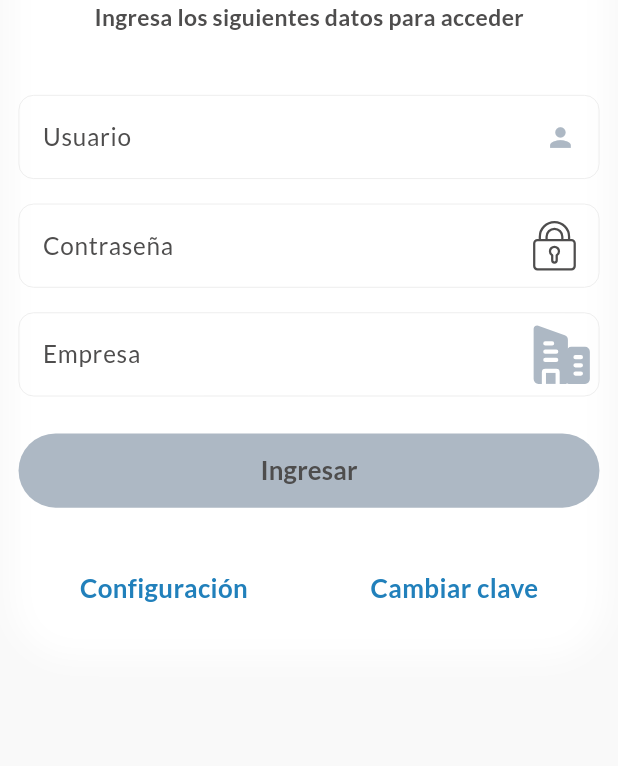
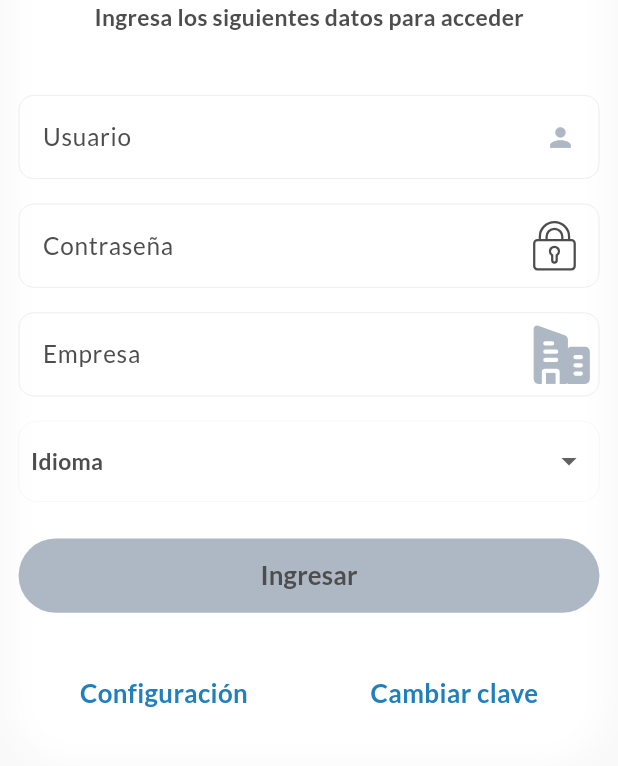
Before and after one commit to juan102010/indubatch-flutter, a Flutter app: the screen it shows after launch, on a phone screen of 412 x 824 dp, the part 317-1083 px from its top. Run offline on Flutter 3.47's test engine with Material 3 defaults, Android fonts, the light colour scheme and no system bars; our stand-ins replace connectivity_plus, dartz, equatable, flutter_bloc, flutter_secure_storage, flutter_svg and 8 more; generated files the repository leaves out were written again.

Commit message:
Implementation of new text input 'language'.

```diff
--- a/lib/core/routes/resource_icons.dart
+++ b/lib/core/routes/resource_icons.dart
@@ -12,6 +12,7 @@ const String eyeVisibleSVG = "assets/icons/icono_visibilidad_activo.svg";
 const String padlockSVG = "assets/icons/candado.svg";
 const String padlockOpenSVG = "assets/icons/candado-abierto.svg";
 const String companySVG = "assets/icons/edificio-de-oficinas.svg";
+const String languageSVG = "assets/icons/idioma.svg";
 const String warningModalSVG = "assets/icons/warning_modal.svg";
 const String qrcode = "assets/icons/qrcode.png";
 const String profileSVG = "assets/icons/profile.svg";
--- a/lib/core/theme/fonts.dart
+++ b/lib/core/theme/fonts.dart
@@ -18,9 +18,9 @@ TextStyle get textTitleStyle => GoogleFonts.lato(
     );
 
 /// This textStyle its for all Text in the aplication
-TextStyle textStyleNormal(Color color) => GoogleFonts.lato(
+TextStyle textStyleNormal(Color color, double fontSize) => GoogleFonts.lato(
       color: color,
-      fontSize: Adaptive.sp(17),
+      fontSize: Adaptive.sp(fontSize),
       fontWeight: FontWeight.w600,
     );
 
@@ -45,8 +45,13 @@ TextStyle get textWhiteStyleButton => GoogleFonts.lato(
       fontSize: Adaptive.sp(17),
     );
 
+TextStyle get textGrayStylePlaceholder => GoogleFonts.lato(
+      color: primaryColor,
+      fontWeight: FontWeight.w500,
+      fontSize: Adaptive.sp(13),
+    );
+
 /// This textStyle its for all white Text in the aplication
-
 TextStyle get textBlackStyleButton => GoogleFonts.lato(
       color: primaryColor,
       fontWeight: FontWeight.w600,
--- a/lib/core/utils/notifications_service.dart
+++ b/lib/core/utils/notifications_service.dart
@@ -2,6 +2,7 @@ import 'package:flutter/material.dart';
 import 'package:get/get.dart';
 import 'package:indubatch_movil/core/theme/colors.dart';
 import 'package:indubatch_movil/core/theme/fonts.dart';
+import 'package:responsive_sizer/responsive_sizer.dart';
 
 class NotificationsService {
   static GlobalKey<ScaffoldMessengerState> messageKey =
@@ -17,7 +18,7 @@ class NotificationsService {
   static showDefaultDialog(String title) {
     return Get.defaultDialog(
       title: title,
-      titleStyle: textStyleNormal(colorWhite),
+      titleStyle: textStyleNormal(colorWhite,Adaptive.sp(17)),
       content: const Column(
         children: [
           CircularProgressIndicator(
--- a/lib/features/auth/presentation/pages/login_page.dart
+++ b/lib/features/auth/presentation/pages/login_page.dart
@@ -1,5 +1,6 @@
 import 'package:indubatch_movil/core/theme/app_theme.dart';
 import 'package:indubatch_movil/features/about/presentation/pages/about_screen.dart';
+import 'package:indubatch_movil/features/auth/presentation/widgets/dropdown_button.dart';
 import 'package:indubatch_movil/features/configuration/presentation/pages/configuration_screen.dart';
 import 'package:indubatch_movil/features/password_change/presentation/pages/password_change_screen.dart';
 
@@ -28,7 +29,7 @@ class LoginPage extends StatefulWidget {
 
 class _LoginPageState extends State<LoginPage> {
   final AuthBloc authBloc = getIt<AuthBloc>();
-
+  dynamic languageText = '';
   bool _isLoading = false;
   @override
   Widget build(BuildContext context) {
@@ -60,7 +61,6 @@ class _LoginPageState extends State<LoginPage> {
   }
 
   Widget _principalBody(AuthBloc authBloc, AuthState state) {
-
     return ListView(
       physics: const AlwaysScrollableScrollPhysics(
         parent: BouncingScrollPhysics(),
@@ -220,6 +220,16 @@ class _LoginPageState extends State<LoginPage> {
                 },
               );
             }),
+        SizedBox(height: 2.h),
+        DropdownButtonLogin(
+          authBloc: authBloc,
+          items: [
+            AppLocalizations.of(context)!.spanish,
+            AppLocalizations.of(context)!.english
+          ],
+          text: AppLocalizations.of(context)!.language,
+          languageController: languageText,
+        )
       ],
     );
   }
--- /dev/null
+++ b/lib/features/auth/presentation/widgets/dropdown_button.dart
@@ -0,0 +1,97 @@
+import 'package:dropdown_button2/dropdown_button2.dart';
+import 'package:flutter/material.dart';
+import 'package:indubatch_movil/core/theme/colors.dart';
+import 'package:indubatch_movil/core/theme/fonts.dart';
+import 'package:indubatch_movil/features/auth/presentation/bloc/auth_bloc.dart';
+
+import 'package:responsive_sizer/responsive_sizer.dart';
+
+/// A dropdown button widget for selecting a company.
+class DropdownButtonLogin extends StatefulWidget {
+  /// Constructs a [DropdownButtonLogin] with the provided [items] and [authBloc].
+  const DropdownButtonLogin({
+    super.key,
+    required this.items,
+    required this.authBloc,
+    this.languageController,
+    required this.text,
+  });
+
+  final List<String> items;
+
+  final AuthBloc authBloc;
+
+  final String? languageController;
+
+  final String text;
+
+  @override
+  State<DropdownButtonLogin> createState() => _DropdownButtonLoginState();
+}
+
+/// The controller for the search text field within the dropdown.
+final TextEditingController textEditingController = TextEditingController();
+
+class _DropdownButtonLoginState extends State<DropdownButtonLogin> {
+  String? selectedValueCompany;
+  String? selectedValueLanguage;
+
+  @override
+  Widget build(BuildContext context) {
+    if (widget.languageController != null &&
+        widget.languageController!.isNotEmpty) {
+      widget.authBloc.updateLanguage(widget.languageController!, context);
+      setState(() {
+        selectedValueCompany = widget.languageController;
+      });
+    }
+
+    final size = MediaQuery.of(context).size;
+    return DropdownButtonHideUnderline(
+      child: DropdownButton2<String>(
+        value: selectedValueCompany,
+        isExpanded: true,
+        items: widget.items
+            .map(
+              (item) => DropdownMenuItem(
+                value: item,
+                child: Text(
+                  item,
+                  style: textStyleNormal(primaryColor, 16),
+                ),
+              ),
+            )
+            .toList(),
+        hint: Text(
+          widget.text,
+          style: textStyleNormal(primaryColor, 16),
+        ),
+        onChanged: (String? value) {
+          setState(() {
+            selectedValueCompany = value;
+          });
+          widget.authBloc.updateLanguage(value!, context);
+        },
+        buttonStyleData: ButtonStyleData(
+          padding: EdgeInsets.symmetric(horizontal: 2.w),
+          height: size.width > 750 ? 10.w : 13.w,
+          width: 95.w,
+          decoration: BoxDecoration(
+            border: Border.all(
+              width: 0.03,
+              color: primaryColor,
+            ),
+            borderRadius: BorderRadius.circular(12),
+          ),
+        ),
+        dropdownStyleData: const DropdownStyleData(
+          maxHeight: 200,
+          decoration: BoxDecoration(),
+        ),
+        menuItemStyleData: MenuItemStyleData(
+          height: 10.w,
+        ),
+      ),
+    );
+  }
+}
--- a/lib/l10n/app_en.arb
+++ b/lib/l10n/app_en.arb
@@ -8,6 +8,9 @@
     "company":"Company",
     "changePassword":"Change password",
     "configuration":"Configuration",
-    "about":"About"
+    "about":"About",
+    "spanish":"Spanish",
+    "english":"English",
+    "language":"Language"
 
 }
--- a/lib/l10n/app_es.arb
+++ b/lib/l10n/app_es.arb
@@ -9,5 +9,8 @@
     "company":"Empresa",
     "changePassword":"Cambiar clave",
     "configuration":"Configuración",
-    "about":"Acerca de"
+    "about":"Acerca de",
+    "spanish":"Español",
+    "english":"Ingles",
+    "language":"Idioma"
 }
--- a/lib/main/environment.dart
+++ b/lib/main/environment.dart
@@ -5,5 +5,6 @@ const Map<String, dynamic> env = {
   //!local
   // "serviceUrlApiIndubatch": "localhost:44383",
   "protocol": "https",
-  "secretKeyGemini": "AIzaSyAQq8V4SMwfylVogyuVtJhhxm3Ji0G4HJg"
+  "secretKeyGemini": "AIzaSyAQq8V4SMwfylVogyuVtJhhxm3Ji0G4HJg",
+  "secretKey": "F0FAF915624F41e2B226CC431D43B42D",
 };
--- a/pubspec.yaml
+++ b/pubspec.yaml
@@ -57,6 +57,7 @@ dependencies:
   sqflite: ^2.3.3+1
   syncfusion_flutter_charts: ^25.2.7
   modal_bottom_sheet: ^3.0.0
+  dropdown_button2: ^2.3.9
   flutter:
     sdk: flutter
 
```
Also changed, not shown: lib/core/network/server_info.dart (+1 -21 lines), lib/features/auth/presentation/bloc/auth_bloc.dart (+11 -0 lines), assets/icons/idioma.svg (added), pubspec.lock.
